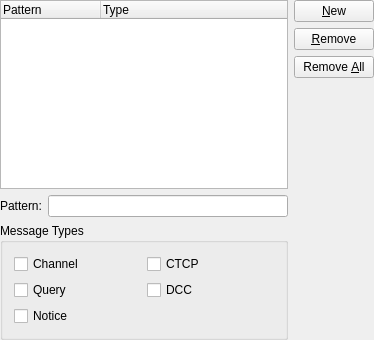
First picture: the form in src/preferences/ignore_preferencesui.ui, repository KDE/konversation, before the edit.
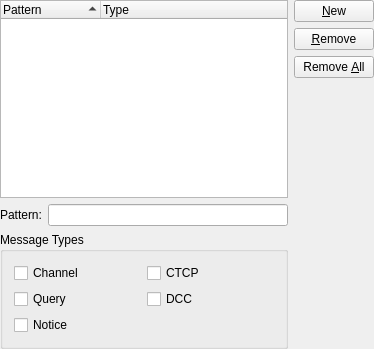
Second picture: the form after the edit. Custom widgets are drawn as their Qt base class.

Commit message: enable sorting

```diff
--- a/src/preferences/ignore_preferencesui.ui
+++ b/src/preferences/ignore_preferencesui.ui
@@ -6,13 +6,13 @@
 (at your option) any later version.
 </comment>
  <class>Ignore_ConfigUI</class>
- <widget class="QWidget" name="Ignore_ConfigUI" >
-  <property name="geometry" >
+ <widget class="QWidget" name="Ignore_ConfigUI">
+  <property name="geometry">
    <rect>
     <x>0</x>
     <y>0</y>
     <width>374</width>
-    <height>340</height>
+    <height>349</height>
    </rect>
   </property>
   <property name="sizePolicy" >
@@ -36,6 +36,9 @@
      <property name="rootIsDecorated" >
       <bool>false</bool>
      </property>
+     <property name="sortingEnabled">
+      <bool>true</bool>
+     </property>
      <column>
       <property name="text" >
        <string>Pattern</string>
@@ -154,8 +157,8 @@
    </item>
   </layout>
  </widget>
- <layoutdefault spacing="6" margin="11" />
- <layoutfunction spacing="KDialog::spacingHint" margin="KDialog::marginHint" />
+ <layoutdefault spacing="6" margin="11"/>
+ <layoutfunction spacing="KDialog::spacingHint" margin="KDialog::marginHint"/>
  <pixmapfunction>qPixmapFromMimeSource</pixmapfunction>
  <customwidgets>
   <customwidget>
```
Left out of the diff: 107 changed lines with no effect on the pictures.
